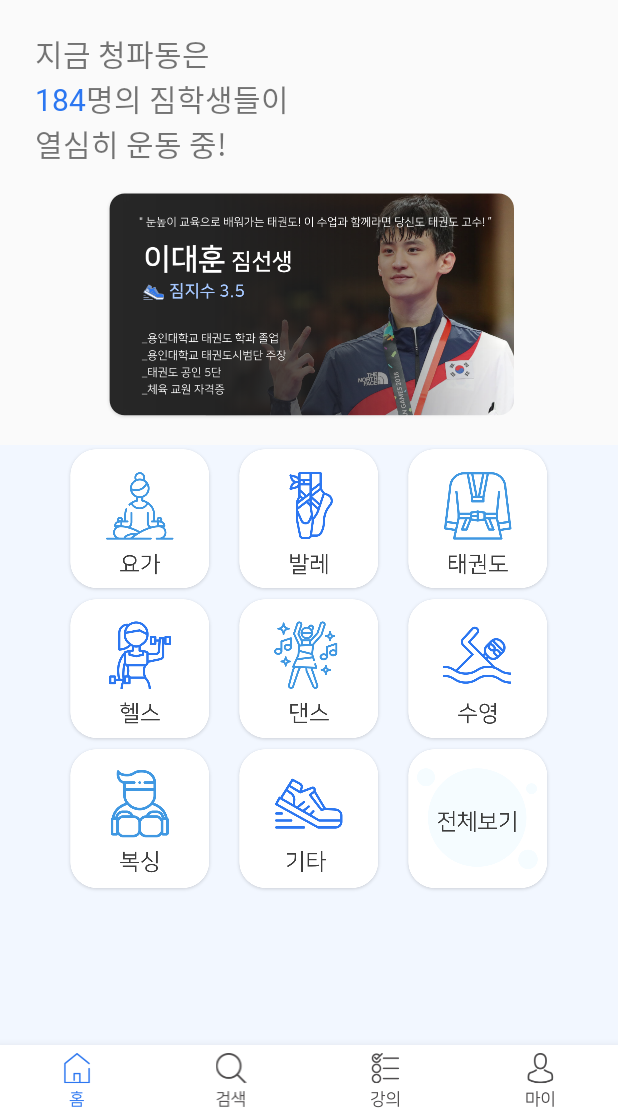
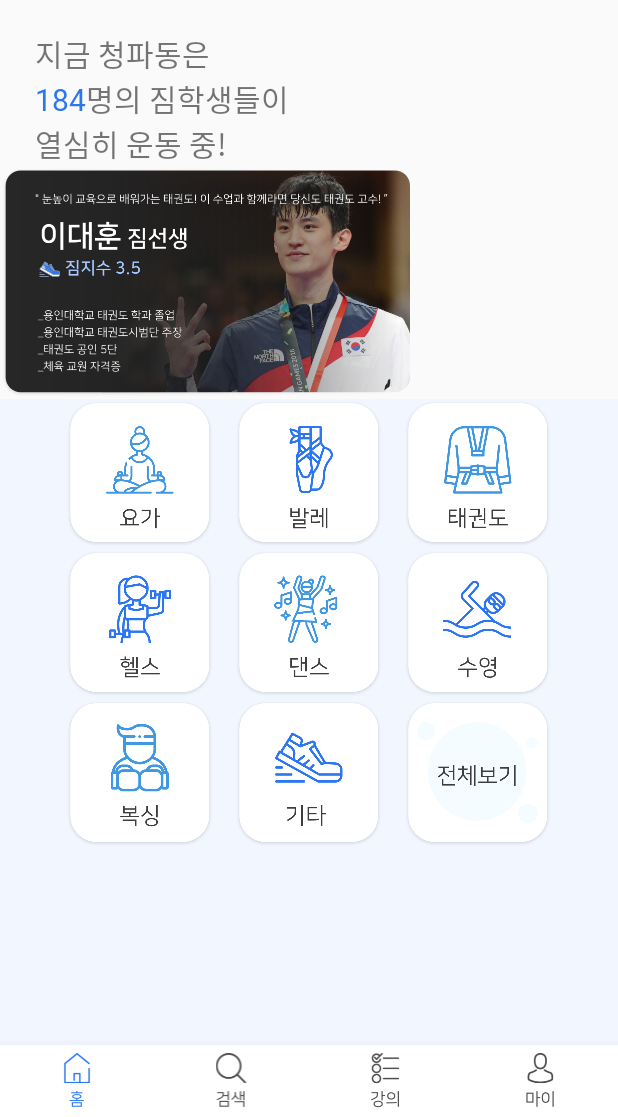
Before and after one commit to GymBall/CPDGT-Android, an Android app: the screen it shows after launch (MainActivity), on a phone screen of 412 x 824 dp, the part 119-1236 px from its top. Run offline under Robolectric (Android 15) with nearby library versions, the light colour scheme and no system bars; libraries missing offline, so code that uses them is left out: org.jetbrains.anko; 1 statement that could not run was skipped.

Commit message:
fragment_home(recycler_View)

```diff
--- a/app/src/main/java/org/gymball/cpdgt_android/ui/home/HomeFragment.kt
+++ b/app/src/main/java/org/gymball/cpdgt_android/ui/home/HomeFragment.kt
@@ -6,6 +6,8 @@ import androidx.fragment.app.Fragment
 import android.view.LayoutInflater
 import android.view.View
 import android.view.ViewGroup
+import androidx.appcompat.content.res.AppCompatResources.getDrawable
+import androidx.recyclerview.widget.LinearLayoutManager
 import androidx.recyclerview.widget.LinearSnapHelper
 import androidx.recyclerview.widget.SnapHelper
 import kotlinx.android.synthetic.main.fragment_home.*
@@ -13,13 +15,29 @@ import kotlinx.android.synthetic.main.fragment_home.*
 import org.gymball.cpdgt_android.R
 
 class HomeFragment : Fragment() {
+    lateinit var HomeRecyclerViewAdapter : HomeRecyclerViewAdapter
 
     override fun onCreateView(inflater: LayoutInflater, container: ViewGroup?, savedInstanceState: Bundle?): View? {
         // Inflate the layout for this fragment
 
-
         return inflater.inflate(R.layout.fragment_home, container, false)
     }
 
+    override fun onActivityCreated(savedInstanceState: Bundle?) {
+        super.onActivityCreated(savedInstanceState)
+
+        setRecyclerView()
+    }
+
+    private fun setRecyclerView(){
+        var dataList : ArrayList<HomeImageData> = ArrayList()
+        dataList.add(HomeImageData(getResources().getDrawable(R.drawable.home_image1)!!))
+        dataList.add(HomeImageData(getResources().getDrawable(R.drawable.home_image2)!!))
+        dataList.add(HomeImageData(getResources().getDrawable(R.drawable.home_image3)!!))
+
+        HomeRecyclerViewAdapter = HomeRecyclerViewAdapter(activity!!, dataList)
+        rv_home_image.adapter = HomeRecyclerViewAdapter
+        rv_home_image.layoutManager = LinearLayoutManager(activity, LinearLayoutManager.HORIZONTAL, false)
+    }
 
 }
--- /dev/null
+++ b/app/src/main/java/org/gymball/cpdgt_android/ui/home/HomeImageData.kt
@@ -0,0 +1,7 @@
+package org.gymball.cpdgt_android.ui.home
+
+import android.graphics.drawable.Drawable
+import android.media.Image
+
+data class HomeImageData(var homeimage : Drawable) {
+}
--- /dev/null
+++ b/app/src/main/java/org/gymball/cpdgt_android/ui/home/HomeRecyclerViewAdapter.kt
@@ -0,0 +1,29 @@
+package org.gymball.cpdgt_android.ui.home
+
+import android.content.Context
+import android.graphics.drawable.Drawable
+import android.view.LayoutInflater
+import android.view.View
+import android.view.ViewGroup
+import android.widget.ImageView
+import androidx.recyclerview.widget.RecyclerView
+import kotlinx.android.synthetic.main.rv_home_image.view.*
+import org.gymball.cpdgt_android.R
+import org.jetbrains.anko.image
+
+class HomeRecyclerViewAdapter (val ctx : Context, val dataList : ArrayList<HomeImageData>) : RecyclerView.Adapter<HomeRecyclerViewAdapter.Holder>(){
+    override fun onCreateViewHolder(parent: ViewGroup, viewType: Int): Holder {
+        val view : View = LayoutInflater.from(ctx).inflate(R.layout.rv_home_image, parent, false)
+        return Holder(view)
+    }
+
+    override fun getItemCount(): Int = dataList.size
+
+    override fun onBindViewHolder(holder: Holder, position: Int) {
+        holder.homeimage.image = dataList[position].homeimage
+
+    }
+    inner class Holder(itemView : View) : RecyclerView.ViewHolder(itemView){
+        val homeimage : ImageView = itemView.findViewById(R.id.home_image) as ImageView
+    }
+}
--- a/app/src/main/res/layout/fragment_home.xml
+++ b/app/src/main/res/layout/fragment_home.xml
@@ -67,6 +67,15 @@
     </LinearLayout>
     <RelativeLayout
         android:layout_width="match_parent"
+        android:layout_height="wrap_content">
+        <androidx.recyclerview.widget.RecyclerView
+            android:layout_width="wrap_content"
+            android:layout_height="wrap_content"
+            android:layout_centerInParent="true"
+            android:id="@+id/rv_home_image"/>
+    </RelativeLayout>
+  <!--  <RelativeLayout
+        android:layout_width="match_parent"
         android:layout_height="wrap_content"
         android:layout_margin="15dp">
         <ImageView
@@ -74,11 +83,9 @@
             android:layout_height="wrap_content"
             android:layout_centerInParent="true"
             android:src="@drawable/home_image2"/>
-    </RelativeLayout>
-    <!--<androidx.recyclerview.widget.RecyclerView
-        android:layout_width="match_parent"
-        android:layout_height="wrap_content"
-        android:id="@+id/home_gallery"/>-->
+    </RelativeLayout>-->
+
+
     <LinearLayout
         android:layout_width="match_parent"
         android:layout_height="match_parent"
--- /dev/null
+++ b/app/src/main/res/layout/rv_home_image.xml
@@ -0,0 +1,13 @@
+<?xml version="1.0" encoding="utf-8"?>
+<RelativeLayout xmlns:android="http://schemas.android.com/apk/res/android"
+    android:orientation="vertical"
+    android:layout_width="match_parent"
+    android:layout_height="wrap_content"
+    android:id="@+id/btn_rv_home_image">
+
+    <ImageView
+        android:layout_width="wrap_content"
+        android:layout_height="wrap_content"
+        android:src="@drawable/home_image2"
+        android:id="@+id/home_image"/>
+</RelativeLayout>
```
